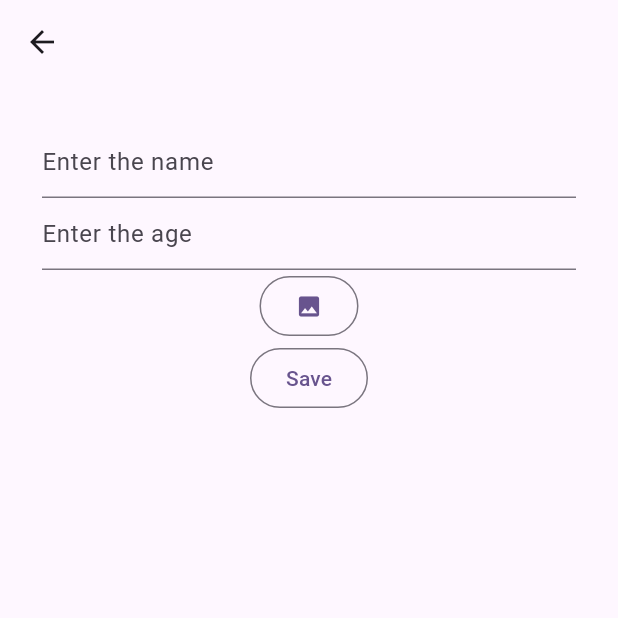
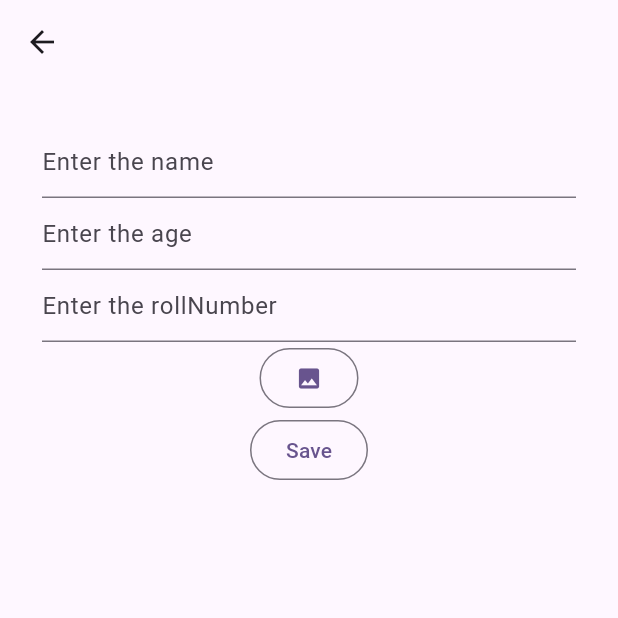
Before and after one commit to AbhijithNellikkat/StudentManagement-firebase, a Flutter app: the screen it shows after launch, after a tap on the "add" icon, on a phone screen of 412 x 824 dp, the top half of it. Run offline on Flutter 3.47's test engine with Material 2 defaults, Android fonts, the phone set to English and light mode, and no system bars; our stand-ins replace cloud_firestore, firebase_core, firebase_storage, image_picker; accounts and stored records are empty.

Commit message:
get the data from firebase and show the data to home screen

```diff
--- a/lib/features/add_student/ui/screens/add_student_screen.dart
+++ b/lib/features/add_student/ui/screens/add_student_screen.dart
@@ -12,6 +12,7 @@ class AddStudentScreen extends StatelessWidget {
 
   final TextEditingController _controllerName = TextEditingController();
   final TextEditingController _controllerAge = TextEditingController();
+  final TextEditingController _controllerRollNumber = TextEditingController();
 
   GlobalKey<FormState> formkey = GlobalKey();
 
@@ -48,6 +49,17 @@ class AddStudentScreen extends StatelessWidget {
                 validator: (String? value) {
                   if (value == null || value.isEmpty) {
                     return 'Please enter the age';
+                  }
+
+                  return null;
+                },
+              ),
+              TextFormField(
+                controller: _controllerRollNumber,
+                decoration: const InputDecoration(hintText: 'Enter the rollNumber'),
+                validator: (String? value) {
+                  if (value == null || value.isEmpty) {
+                    return 'Please enter the rollNumber';
                   }
 
                   return null;
@@ -92,7 +104,9 @@ class AddStudentScreen extends StatelessWidget {
                   if (formkey.currentState!.validate()) {
                     String studentName = _controllerName.text;
                     String studentAge = _controllerAge.text;
+                    String studentRollNumber = _controllerRollNumber.text;
                     Map<String, String> dataTosend = {
+                      'rollNumber':studentRollNumber,
                       'name': studentName,
                       'age': studentAge,
                       'image':imageUrl,
--- a/lib/features/home/ui/screens/home_screen.dart
+++ b/lib/features/home/ui/screens/home_screen.dart
@@ -1,16 +1,57 @@
+import 'package:cloud_firestore/cloud_firestore.dart';
 import 'package:flutter/material.dart';
 import 'package:student_management_app_firebase/features/add_student/ui/screens/add_student_screen.dart';
 
 class HomeScreen extends StatelessWidget {
-  const HomeScreen({super.key});
+  HomeScreen({super.key});
+
+  final _reference = FirebaseFirestore.instance.collection('students');
 
   @override
   Widget build(BuildContext context) {
     return SafeArea(
       child: Scaffold(
-        body: const Center(
-          child: Text('Home Page'),
-        ),
+        body: StreamBuilder<QuerySnapshot>(
+            stream: _reference.orderBy('rollNumber').snapshots(),
+            builder: (BuildContext context, AsyncSnapshot snapshot) {
+              if (snapshot.hasError) {
+                return Center(
+                  child: Text("some error occurred ${snapshot.error}"),
+                );
+              }
+
+              if (snapshot.hasData) {
+                QuerySnapshot querySnapshot = snapshot.data;
+                List<QueryDocumentSnapshot> documents = querySnapshot.docs;
+
+                List<Map> items =
+                    documents.map((e) => e.data() as Map).toList();
+                return Padding(
+                  padding: const EdgeInsets.all(8.0),
+                  child: ListView.builder(
+                      itemCount: items.length,
+                      itemBuilder: (BuildContext context, int index) {
+                        //Get the item at this index
+                        Map thisItem = items[index];
+                        //REturn the widget for the list items
+                        return ListTile(
+                          leading: Container(
+                            height: 80,
+                            width: 80,
+                            child: thisItem.containsKey('image')
+                                ? Image.network('${thisItem['image']}')
+                                : Container(),
+                          ),
+                          title: Text('${thisItem['name']}'),
+
+                          subtitle: Text('${thisItem['rollNumber']}'),
+                        );
+                      }),
+                );
+              }
+
+              return const Center(child: CircularProgressIndicator());
+            }),
         floatingActionButton: FloatingActionButton(
           onPressed: () {
             Navigator.push(context,
--- a/lib/main.dart
+++ b/lib/main.dart
@@ -23,6 +23,6 @@ class MyApp extends StatelessWidget {
           colorScheme: ColorScheme.fromSeed(seedColor: Colors.deepPurple),
           useMaterial3: true,
         ),
-        home: const HomeScreen());
+        home:  HomeScreen());
   }
 }
```
